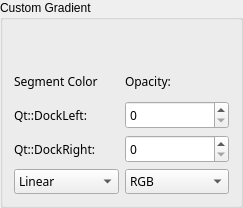
The window that krita/ui/wdgautogradient.ui (KDE/krita) describes before a commit, drawn with Qt 5.
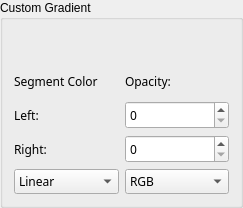
The same window after the commit. Custom widgets are drawn as their Qt base class.

What changed in the file:
```diff
--- a/krita/ui/wdgautogradient.ui
+++ b/krita/ui/wdgautogradient.ui
@@ -108,7 +108,7 @@
                </font>
               </property>
               <property name="text" >
-               <string>Qt::DockLeft:</string>
+               <string>Left:</string>
               </property>
              </widget>
             </item>
@@ -168,7 +168,7 @@
                </font>
               </property>
               <property name="text" >
-               <string>Qt::DockRight:</string>
+               <string>Right:</string>
               </property>
              </widget>
             </item>
```
